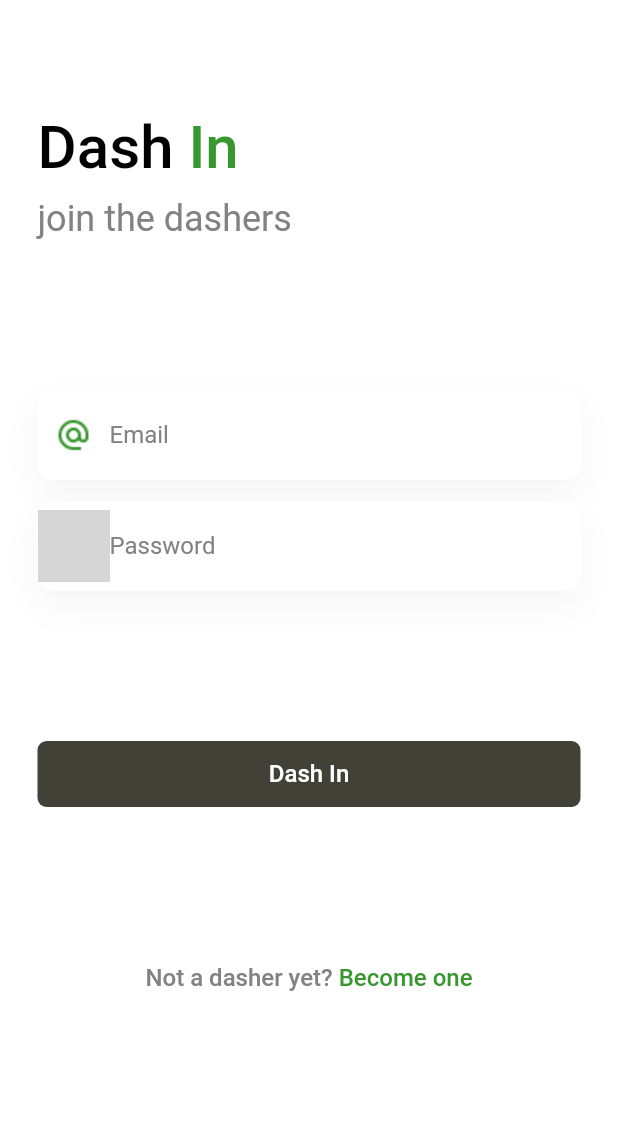
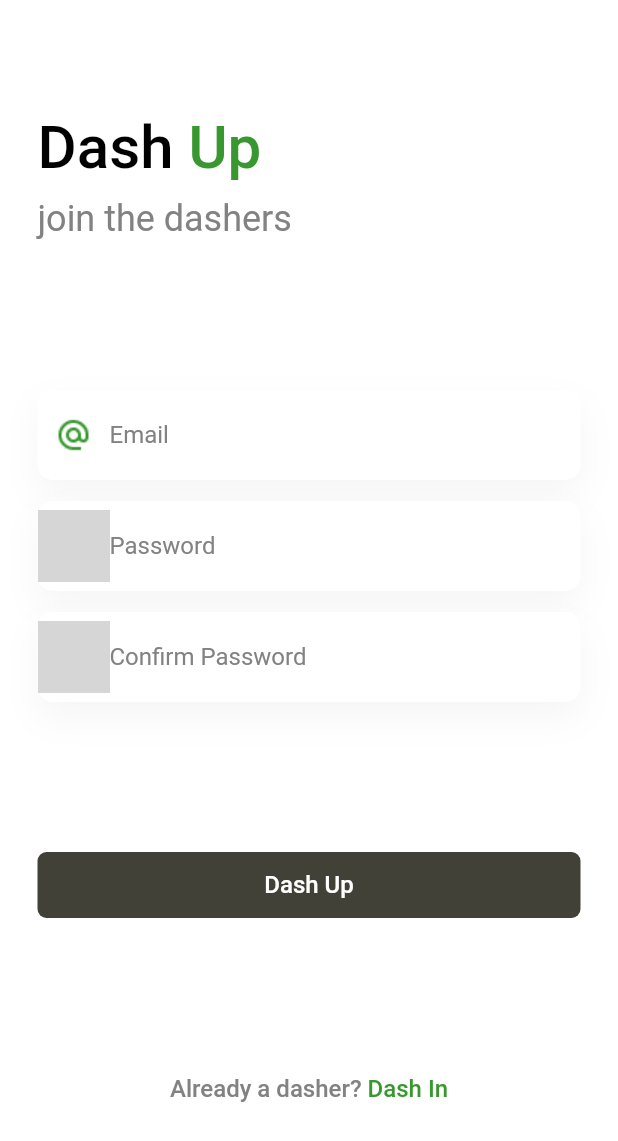
Before and after one commit to momshaddinury/dash-chat, a Flutter app: the screen it shows after launch, after a tap on an icon or button, on a phone screen of 412 x 824 dp. Shown: the top 1141 px of the screen. Run offline on Flutter 3.47's test engine with Material 2 defaults, Android fonts, the light colour scheme and no system bars; our stand-ins replace dotted_border; grey boxes are pictures that could not be loaded.

Commit message:
Sign up screen UI

```diff
--- /dev/null
+++ b/dash_chat_app/lib/features/authentication/login_screen.dart
@@ -0,0 +1,106 @@
+import 'package:dash_chat_app/features/authentication/sign_up_screen.dart';
+import 'package:dash_chat_app/features/profile/screen/profile_screen.dart';
+import 'package:dash_chat_app/styles/k_assets.dart';
+import 'package:dash_chat_app/styles/k_colors.dart';
+import 'package:dash_chat_app/styles/k_text_style.dart';
+import 'package:dash_chat_app/widgets/k_button.dart';
+import 'package:dash_chat_app/widgets/k_text_field.dart';
+import 'package:flutter/material.dart';
+
+class LoginScreen extends StatelessWidget {
+  const LoginScreen({Key? key}) : super(key: key);
+
+  @override
+  Widget build(BuildContext context) {
+    return Scaffold(
+      backgroundColor: KColors.white,
+      body: SafeArea(
+        child: SingleChildScrollView(
+          child: Padding(
+            padding: const EdgeInsets.all(25),
+            child: Column(
+              crossAxisAlignment: CrossAxisAlignment.start,
+              children: <Widget>[
+                const SizedBox(height: 50),
+                RichText(
+                  text: TextSpan(
+                    text: 'Dash ',
+                    style: KTextStyle.headline1.copyWith(
+                      color: KColors.black,
+                    ),
+                    children: [
+                      TextSpan(
+                          text: 'In',
+                          style: KTextStyle.headline1.copyWith(
+                            color: KColors.primary,
+                          )),
+                    ],
+                  ),
+                ),
+                const SizedBox(height: 10),
+                Text(
+                  'join the dashers',
+                  style: KTextStyle.body1.copyWith(color: KColors.secondary),
+                ),
+                const SizedBox(height: 100),
+                const KTextField(
+                  hinText: 'Email',
+                  prefixIcon: KAssets.email,
+                  keyboardType: TextInputType.emailAddress,
+                ),
+                const SizedBox(height: 14),
+                const KTextField(
+                  hinText: 'Password',
+                  prefixIcon: KAssets.password,
+                  obscureText: true,
+                ),
+                const SizedBox(height: 100),
+                KFilledButton(
+                    buttonText: 'Dash In',
+                    onPressed: () {
+                      Navigator.push(
+                        context,
+                        MaterialPageRoute(
+                          builder: (context) => const ProfileScreen(),
+                        ),
+                      );
+                    }),
+                const SizedBox(height: 90),
+                Center(
+                  child: TextButton(
+                    onPressed: () {
+                      Navigator.push(
+                        context,
+                        MaterialPageRoute(
+                          builder: (context) => const SignUpScreen(),
+                        ),
+                      );
+                    },
+                    child: RichText(
+                      textAlign: TextAlign.center,
+                      text: TextSpan(
+                        text: 'Not a dasher yet?',
+                        style: KTextStyle.subtitle2.copyWith(
+                          color: KColors.secondary,
+                          fontWeight: FontWeight.w500,
+                        ),
+                        children: [
+                          TextSpan(
+                              text: ' Become one',
+                              style: KTextStyle.subtitle2.copyWith(
+                                color: KColors.primary,
+                                fontWeight: FontWeight.w500,
+                              )),
+                        ],
+                      ),
+                    ),
+                  ),
+                ),
+              ],
+            ),
+          ),
+        ),
+      ),
+    );
+  }
+}
--- a/dash_chat_app/lib/features/login/login_screen.dart
+++ b/dash_chat_app/lib/features/authentication/sign_up_screen.dart
@@ -1,3 +1,4 @@
+import 'package:dash_chat_app/features/authentication/login_screen.dart';
 import 'package:dash_chat_app/features/profile/screen/profile_screen.dart';
 import 'package:dash_chat_app/styles/k_assets.dart';
 import 'package:dash_chat_app/styles/k_colors.dart';
@@ -6,8 +7,8 @@ import 'package:dash_chat_app/widgets/k_button.dart';
 import 'package:dash_chat_app/widgets/k_text_field.dart';
 import 'package:flutter/material.dart';
 
-class LoginScreen extends StatelessWidget {
-  const LoginScreen({Key? key}) : super(key: key);
+class SignUpScreen extends StatelessWidget {
+  const SignUpScreen({Key? key}) : super(key: key);
 
   @override
   Widget build(BuildContext context) {
@@ -29,7 +30,7 @@ class LoginScreen extends StatelessWidget {
                     ),
                     children: [
                       TextSpan(
-                          text: 'In',
+                          text: 'Up',
                           style: KTextStyle.headline1.copyWith(
                             color: KColors.primary,
                           )),
@@ -53,32 +54,45 @@ class LoginScreen extends StatelessWidget {
                   prefixIcon: KAssets.password,
                   obscureText: true,
                 ),
+                const SizedBox(height: 14),
+                const KTextField(
+                  hinText: 'Confirm Password',
+                  prefixIcon: KAssets.password,
+                  obscureText: true,
+                ),
                 const SizedBox(height: 100),
                 KFilledButton(
-                    buttonText: 'Dash In',
+                    buttonText: 'Dash Up',
                     onPressed: () {
                       Navigator.push(
                         context,
                         MaterialPageRoute(
-                          builder: (context) => const ProfileScreen(),
+                          builder: (context) => const LoginScreen(),
                         ),
                       );
                     }),
                 const SizedBox(height: 90),
                 Center(
                   child: TextButton(
-                    onPressed: () {},
+                    onPressed: () {
+                      Navigator.push(
+                        context,
+                        MaterialPageRoute(
+                          builder: (context) => const LoginScreen(),
+                        ),
+                      );
+                    },
                     child: RichText(
                       textAlign: TextAlign.center,
                       text: TextSpan(
-                        text: 'Not a dasher yet?',
+                        text: 'Already a dasher?',
                         style: KTextStyle.subtitle2.copyWith(
                           color: KColors.secondary,
                           fontWeight: FontWeight.w500,
                         ),
                         children: [
                           TextSpan(
-                              text: ' Become one',
+                              text: ' Dash In',
                               style: KTextStyle.subtitle2.copyWith(
                                 color: KColors.primary,
                                 fontWeight: FontWeight.w500,
--- a/dash_chat_app/lib/features/profile/screen/profile_screen.dart
+++ b/dash_chat_app/lib/features/profile/screen/profile_screen.dart
@@ -1,4 +1,4 @@
-import 'package:dash_chat_app/features/login/login_screen.dart';
+import 'package:dash_chat_app/features/authentication/login_screen.dart';
 import 'package:dash_chat_app/styles/k_assets.dart';
 import 'package:dash_chat_app/styles/k_colors.dart';
 import 'package:dash_chat_app/widgets/k_button.dart';
@@ -43,7 +43,7 @@ class _ProfileScreenState extends State<ProfileScreen> {
                   prefixIcon: KAssets.profile,
                   obscureText: false,
                 ),
-                const SizedBox(height: 16),
+                const SizedBox(height: 14),
                 const KTextField(
                   hinText: 'Email',
                   prefixIcon: KAssets.email,
--- a/dash_chat_app/lib/main.dart
+++ b/dash_chat_app/lib/main.dart
@@ -1,4 +1,4 @@
-import 'package:dash_chat_app/features/login/login_screen.dart';
+import 'package:dash_chat_app/features/authentication/login_screen.dart';
 import 'package:flutter/material.dart';
 
 void main() {
```
Also changed, not shown: 1 other file.
